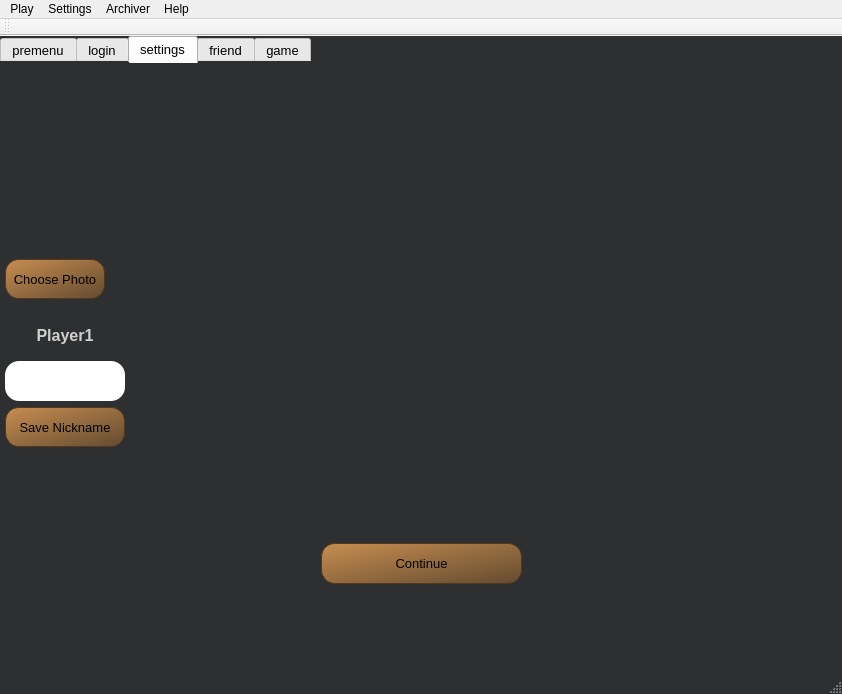
The window that app/mainwindow.ui (redmms/mercury_chess) describes before a commit, drawn with Qt 5.
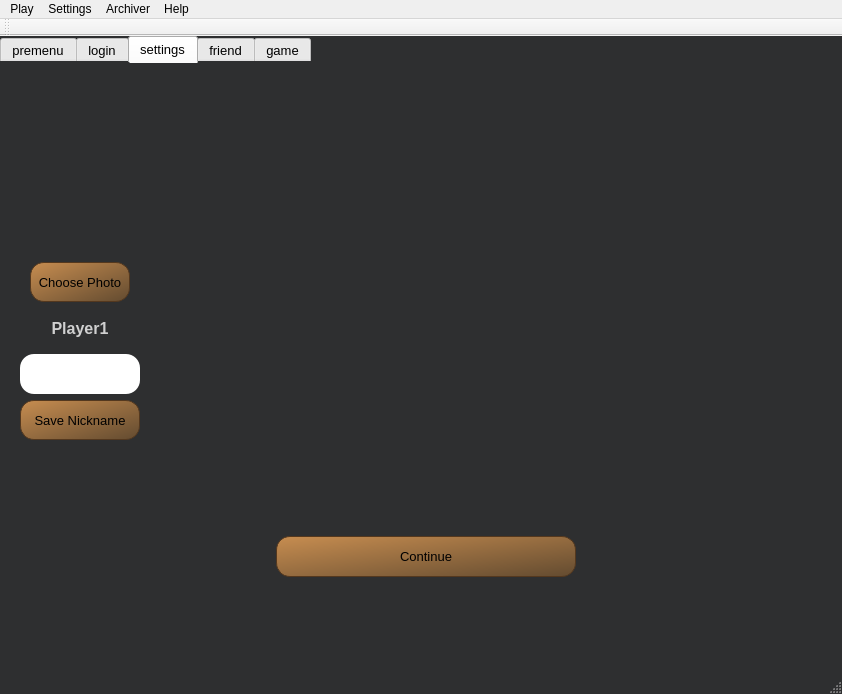
The same window after the commit. The open tabs and pages were chosen to show the change. Icons and pictures are not drawn.

Patch:
```diff
--- a/app/mainwindow.ui
+++ b/app/mainwindow.ui
@@ -288,7 +288,7 @@
      <verstretch>0</verstretch>
     </sizepolicy>
    </property>
-   <layout class="QHBoxLayout" name="horizontalLayout">
+   <layout class="QVBoxLayout" name="verticalLayout_3">
     <property name="leftMargin">
      <number>0</number>
     </property>
@@ -1677,36 +1677,18 @@
        <attribute name="title">
         <string>settings</string>
        </attribute>
-       <layout class="QVBoxLayout" name="verticalLayout_5" stretch="3,1">
+       <layout class="QGridLayout" name="gridLayout" rowstretch="2,1">
         <property name="leftMargin">
-         <number>0</number>
+         <number>20</number>
         </property>
-        <property name="topMargin">
-         <number>0</number>
+        <property name="spacing">
+         <number>14</number>
         </property>
-        <property name="rightMargin">
-         <number>0</number>
-        </property>
-        <property name="bottomMargin">
-         <number>0</number>
-        </property>
-        <item>
-         <layout class="QVBoxLayout" name="verticalLayout_3">
+        <item row="0" column="0">
+         <layout class="QVBoxLayout" name="verticalLayout_5">
           <item>
            <layout class="QVBoxLayout" name="verticalLayout">
-            <property name="leftMargin">
-             <number>5</number>
-            </property>
-            <property name="topMargin">
-             <number>5</number>
-            </property>
-            <property name="rightMargin">
-             <number>5</number>
-            </property>
-            <property name="bottomMargin">
-             <number>5</number>
-            </property>
-            <item>
+            <item alignment="Qt::AlignHCenter">
              <widget class="QLabel" name="profile_avatar">
               <property name="minimumSize">
                <size>
@@ -1749,7 +1731,7 @@
               </property>
              </widget>
             </item>
-            <item alignment="Qt::AlignLeft">
+            <item alignment="Qt::AlignHCenter">
              <widget class="QPushButton" name="change_photo_button">
               <property name="sizePolicy">
                <sizepolicy hsizetype="Fixed" vsizetype="Fixed">
@@ -1977,16 +1959,16 @@
           <item>
            <layout class="QVBoxLayout" name="verticalLayout_2">
             <property name="leftMargin">
-             <number>5</number>
+             <number>0</number>
             </property>
             <property name="topMargin">
-             <number>5</number>
+             <number>0</number>
             </property>
             <property name="rightMargin">
-             <number>5</number>
+             <number>0</number>
             </property>
             <property name="bottomMargin">
-             <number>5</number>
+             <number>0</number>
             </property>
             <item alignment="Qt::AlignLeft">
              <widget class="QLabel" name="profile_name">
@@ -2311,7 +2293,20 @@
           </item>
          </layout>
         </item>
-        <item>
+        <item row="0" column="1">
+         <spacer name="horizontalSpacer_9">
+          <property name="orientation">
+           <enum>Qt::Horizontal</enum>
+          </property>
+          <property name="sizeHint" stdset="0">
+           <size>
+            <width>672</width>
+            <height>20</height>
+           </size>
+          </property>
+         </spacer>
+        </item>
+        <item row="1" column="0" colspan="2">
          <layout class="QHBoxLayout" name="horizontalLayout_3">
           <property name="sizeConstraint">
            <enum>QLayout::SetNoConstraint</enum>
@@ -2339,13 +2334,13 @@
             </property>
             <property name="minimumSize">
              <size>
-              <width>201</width>
+              <width>300</width>
               <height>41</height>
              </size>
             </property>
             <property name="maximumSize">
              <size>
-              <width>201</width>
+              <width>300</width>
               <height>41</height>
              </size>
             </property>
```
Left out of the diff: 93 changed lines with no effect on the pictures.
